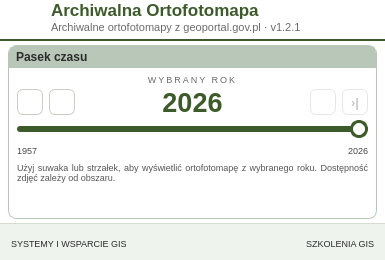
Before: the Qt Designer form ui/archiwalna_ortofotomapa_dockwidget_base.ui in envirosolutionspl/archiwalna_ortofotomapa, drawn with Qt 5.
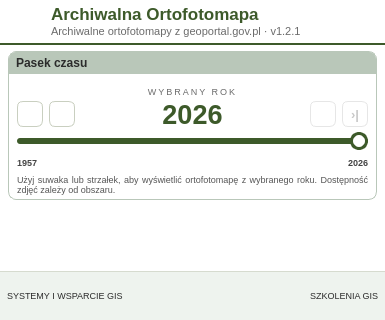
After: the same form once the commit is applied. Icons and pictures are not drawn.

Diff of the .ui file:
```diff
--- a/ui/archiwalna_ortofotomapa_dockwidget_base.ui
+++ b/ui/archiwalna_ortofotomapa_dockwidget_base.ui
@@ -7,19 +7,19 @@
     <x>0</x>
     <y>0</y>
     <width>385</width>
-    <height>260</height>
+    <height>320</height>
    </rect>
   </property>
   <property name="minimumSize">
    <size>
     <width>385</width>
-    <height>260</height>
+    <height>0</height>
    </size>
   </property>
   <property name="maximumSize">
    <size>
     <width>524287</width>
-    <height>361</height>
+    <height>400</height>
    </size>
   </property>
   <property name="windowIcon">
@@ -64,7 +64,7 @@
 }
 QLabel#lbl_selectedCaption { color: #6b6b6b; font-size: 7pt; }
 QLabel#timeLabel { color: #3d5a2a; font-size: 20pt; font-weight: bold; }
-QLabel#lbl_minYear, QLabel#lbl_maxYear { color: #444444; font-size: 7pt; }
+QLabel#lbl_minYear, QLabel#lbl_maxYear { color: #444444; font-size: 7pt; font-weight: bold; }
 QLabel#lbl_info { color: #555555; font-size: 7pt; }
 
 QToolButton#btn_first, QToolButton#btn_prev, QToolButton#btn_next, QToolButton#btn_last {
@@ -165,7 +165,7 @@
         <number>8</number>
        </property>
        <property name="topMargin">
-        <number>0</number>
+        <number>4</number>
        </property>
        <property name="rightMargin">
         <number>8</number>
@@ -516,19 +516,19 @@
     <item>
      <layout class="QVBoxLayout" name="contentLayout">
       <property name="spacing">
-       <number>2</number>
+       <number>4</number>
       </property>
       <property name="leftMargin">
        <number>8</number>
       </property>
       <property name="topMargin">
-       <number>4</number>
+       <number>6</number>
       </property>
       <property name="rightMargin">
        <number>8</number>
       </property>
       <property name="bottomMargin">
-       <number>4</number>
+       <number>6</number>
       </property>
       <item>
        <widget class="QFrame" name="groupFrame">
@@ -537,7 +537,7 @@
         </property>
         <layout class="QVBoxLayout" name="groupLayout">
          <property name="spacing">
-          <number>2</number>
+          <number>8</number>
          </property>
          <property name="leftMargin">
           <number>0</number>
@@ -549,7 +549,7 @@
           <number>0</number>
          </property>
          <property name="bottomMargin">
-          <number>0</number>
+          <number>4</number>
          </property>
          <item>
           <widget class="QLabel" name="label_2">
@@ -576,7 +576,7 @@
             <number>8</number>
            </property>
            <property name="bottomMargin">
-            <number>4</number>
+            <number>0</number>
            </property>
            <item>
             <widget class="QLabel" name="lbl_selectedCaption">
@@ -888,7 +888,7 @@
               <string>Użyj suwaka lub strzałek, aby wyświetlić ortofotomapę z wybranego roku. Dostępność zdjęć zależy od obszaru.</string>
              </property>
              <property name="alignment">
-              <set>Qt::AlignJustify|Qt::AlignTop</set>
+              <set>Qt::AlignJustify|Qt::AlignVCenter</set>
              </property>
              <property name="wordWrap">
               <bool>true</bool>
@@ -900,6 +900,19 @@
         </layout>
        </widget>
       </item>
+      <item>
+       <spacer name="verticalSpacer">
+        <property name="orientation">
+         <enum>Qt::Vertical</enum>
+        </property>
+        <property name="sizeHint" stdset="0">
+         <size>
+          <width>0</width>
+          <height>5</height>
+         </size>
+        </property>
+       </spacer>
+      </item>
      </layout>
     </item>
     <item>
@@ -912,16 +925,16 @@
         <number>2</number>
        </property>
        <property name="leftMargin">
-        <number>8</number>
+        <number>4</number>
        </property>
        <property name="topMargin">
-        <number>4</number>
+        <number>8</number>
        </property>
        <property name="rightMargin">
-        <number>8</number>
+        <number>4</number>
        </property>
        <property name="bottomMargin">
-        <number>0</number>
+        <number>8</number>
        </property>
        <item>
         <layout class="QHBoxLayout" name="footerLayout" stretch="0,0,0,0,0">
@@ -948,7 +961,7 @@
             </font>
            </property>
            <property name="text">
-            <string>&lt;html&gt;&lt;head/&gt;&lt;body&gt;&lt;p&gt;&lt;a href=&quot;https://envirosolutions.pl/systemy-opensource-gis/?utm_source=stopka&amp;amp;utm_medium=wtyczka&amp;amp;utm_campaign=organic&amp;amp;utm_term=archiwalna_ortofotomapa&quot;&gt;&lt;span style=&quot; text-decoration: underline; color:#0000ff;&quot;&gt;SYSTEMY I WSPARCIE GIS&lt;/span&gt;&lt;/a&gt;&lt;/p&gt;&lt;/body&gt;&lt;/html&gt;</string>
+            <string>&lt;html&gt;&lt;head/&gt;&lt;body&gt;&lt;p&gt;&lt;a href=&quot;https://envirosolutions.pl/?utm_source=plugins&amp;utm_medium=referral&amp;utm_campaign=archiwalna_ortofotomapa&amp;utm_content=systemy_wsparcie#uslugi&quot;&gt;&lt;span style=&quot; text-decoration: underline; color:#0000ff;&quot;&gt;SYSTEMY I WSPARCIE GIS&lt;/span&gt;&lt;/a&gt;&lt;/p&gt;&lt;/body&gt;&lt;/html&gt;</string>
            </property>
            <property name="textFormat">
             <enum>Qt::RichText</enum>
```
